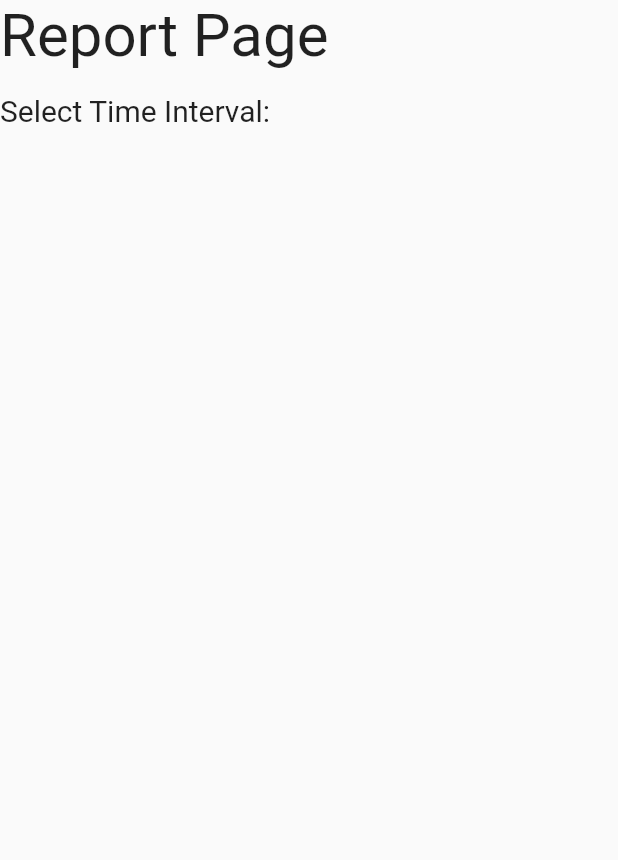
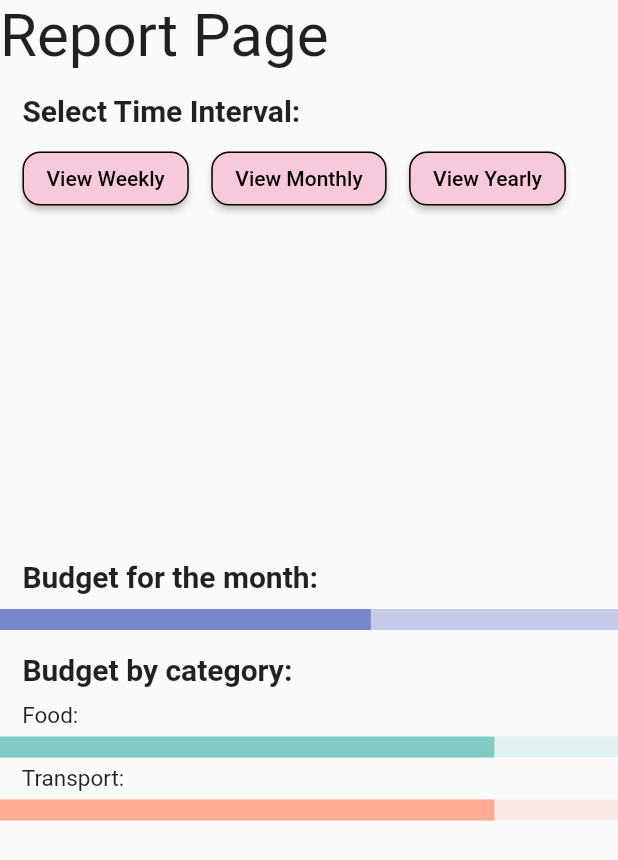
Before and after one commit to hoanghd2000/CZ3002_Pi007, a Flutter app: the ReportPage screen opened directly, on a phone screen of 412 x 824 dp. Shown: the top 860 px of the screen. Run offline on Flutter 3.47's test engine with Material 2 defaults, Android fonts, the phone set to English and light mode, and no system bars; our stand-ins replace sqflite; accounts and stored records are empty.

Commit message:
edits to report page

```diff
--- a/Pi_007/lib/page/report_page.dart
+++ b/Pi_007/lib/page/report_page.dart
@@ -3,14 +3,105 @@ import 'package:flutter/material.dart';
 
 class ReportPage extends StatelessWidget{
 
+  static const action_button =  Color(0xFFF8C8DC);  //pink
+
   @override
   Widget build(BuildContext context) => Scaffold(
     body: ListView(children: <Widget>[
-        Text('Report Page',style: TextStyle(fontSize: 40)),
-        SizedBox(height:15),
-        Text('Select Time Interval:',style: TextStyle(fontSize:20))
+      Text('Report Page',style: TextStyle(fontSize: 40)),
+      SizedBox(height:15),
+      Text('   Select Time Interval:',style: TextStyle(fontSize:20, fontWeight: FontWeight.bold)),
+      SizedBox(height:10),
 
-],
-    ),
+      Row(
+        children: <Widget>[
+
+          SizedBox(width:15),
+          ElevatedButton(
+            onPressed: (){
+              //display weekly report
+            },
+            child: Text('View Weekly'),
+            style: ElevatedButton.styleFrom(
+              side: BorderSide(color: Colors.black,),
+              shape: RoundedRectangleBorder(
+                  borderRadius: BorderRadius.circular(12)
+              ),
+              primary: action_button,  //background
+              onPrimary: Colors.black, //foreground
+            ),
+          ),
+          SizedBox(width:15),
+          ElevatedButton(
+            onPressed: (){
+              //display monthly report
+            },
+            child: Text('View Monthly'),
+            style: ElevatedButton.styleFrom(
+              side: BorderSide(color: Colors.black,),
+              shape: RoundedRectangleBorder(
+                  borderRadius: BorderRadius.circular(12)
+              ),
+              primary: action_button,  //background
+              onPrimary: Colors.black, //foreground
+            ),
+          ),
+          SizedBox(width:15),
+          ElevatedButton(
+            onPressed: (){
+              //display yearly report
+            },
+            child: Text('View Yearly'),
+            style: ElevatedButton.styleFrom(
+              side: BorderSide(color: Colors.black,),
+              shape: RoundedRectangleBorder(
+                  borderRadius: BorderRadius.circular(12)
+              ),
+              primary: action_button,  //background
+              onPrimary: Colors.black, //foreground
+            ),
+          ),
+
+        ],
+      ),
+      SizedBox(height:230),
+
+      Text('   Budget for the month:',style: TextStyle(fontSize:20, fontWeight: FontWeight.bold)),
+      SizedBox(height:10),
+      new LinearProgressIndicator(
+        minHeight: 14.0,
+        value: 0.6,
+        backgroundColor: Colors.indigo[100],
+        valueColor: AlwaysStoppedAnimation<Color>(Colors.indigo[300],),
+      ),
+      SizedBox(height:15),
+
+      Text('   Budget by category:',style: TextStyle(fontSize:20, fontWeight: FontWeight.bold)),
+      SizedBox(height:10),
+      Text('    Food:',style: TextStyle(fontSize:15)),
+      SizedBox(height:5),
+      new LinearProgressIndicator(
+        minHeight: 14.0,
+        value: 0.8,
+        backgroundColor: Colors.teal[50],
+        valueColor: AlwaysStoppedAnimation<Color>(Colors.teal[200],),
+      ),
+      SizedBox(height:5),
+      Text('    Transport:',style: TextStyle(fontSize:15)),
+      SizedBox(height:5),
+      new LinearProgressIndicator(
+        minHeight: 14.0,
+        value: 0.8,
+        backgroundColor: Colors.deepOrange[50],
+        valueColor: AlwaysStoppedAnimation<Color>(Colors.deepOrange[200],),
+      ),
+
+
+
+
+
+    ]
+  )
   );
-}
+
+  }
```
